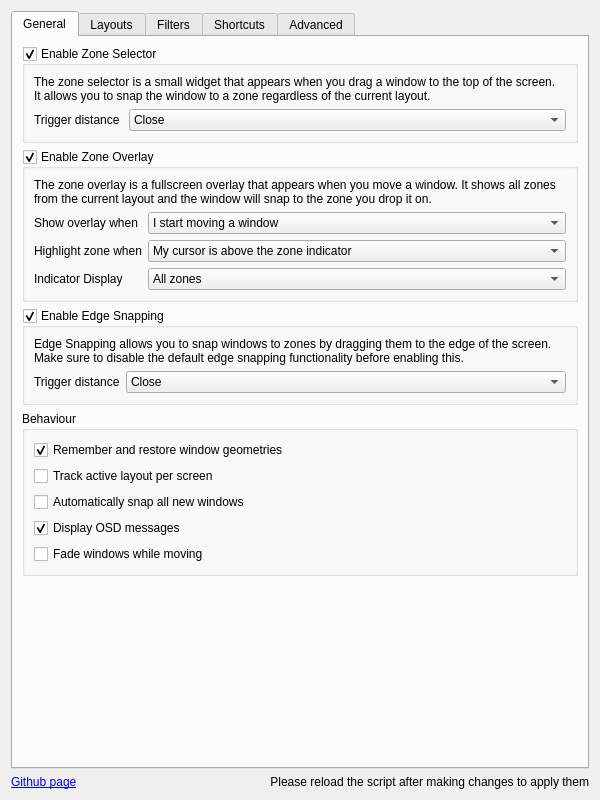
First picture: the form in src/contents/ui/config.ui, repository wilhuff/klodestone, before the edit.
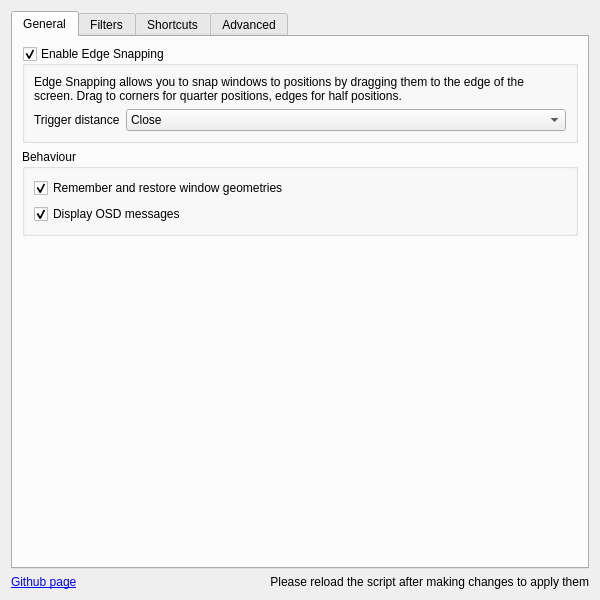
Second picture: the form after the edit. Icons and pictures are not drawn.

Commit message: Replace layout-based zones with fixed position shortcuts

```diff
--- a/src/contents/ui/config.ui
+++ b/src/contents/ui/config.ui
@@ -7,7 +7,7 @@
     <x>0</x>
     <y>0</y>
     <width>600</width>
-    <height>800</height>
+    <height>600</height>
    </rect>
   </property>
   <layout class="QVBoxLayout" name="verticalLayout">
@@ -25,183 +25,6 @@
        <string>General</string>
       </attribute>
       <layout class="QVBoxLayout" name="verticalLayout_4">
-       <item>
-        <widget class="QGroupBox" name="kcfg_enableZoneSelector">
-         <property name="title">
-          <string>Enable Zone Selector</string>
-         </property>
-         <property name="alignment">
-          <set>Qt::AlignLeading|Qt::AlignLeft|Qt::AlignTop</set>
-         </property>
-         <property name="checkable">
-          <bool>true</bool>
-         </property>
-         <layout class="QVBoxLayout" name="verticalLayout_14">
-          <item>
-           <widget class="QLabel" name="label_zoneSelectorExplanation">
-            <property name="text">
-             <string>The zone selector is a small widget that appears when you drag a window to the top of the screen. It allows you to snap the window to a zone regardless of the current layout.</string>
-            </property>
-            <property name="wordWrap">
-             <bool>true</bool>
-            </property>
-           </widget>
-          </item>
-          <item>
-           <layout class="QFormLayout" name="formLayout_zoneSelector">
-            <item row="0" column="1">
-             <widget class="QComboBox" name="kcfg_zoneSelectorTriggerDistance">
-              <property name="sizePolicy">
-               <sizepolicy hsizetype="Expanding" vsizetype="Fixed">
-                <horstretch>0</horstretch>
-                <verstretch>0</verstretch>
-               </sizepolicy>
-              </property>
-              <property name="currentText">
-               <string>Close</string>
-              </property>
-              <property name="currentIndex">
-               <number>0</number>
-              </property>
-              <item>
-               <property name="text">
-                <string>Close</string>
-               </property>
-              </item>
-              <item>
-               <property name="text">
-                <string>Medium</string>
-               </property>
-              </item>
-              <item>
-               <property name="text">
-                <string>Far</string>
-               </property>
-              </item>
-             </widget>
-            </item>
-            <item row="0" column="0">
-             <widget class="QLabel" name="label_zoneSelectorTriggerDistance">
-              <property name="text">
-               <string>Trigger distance </string>
-              </property>
-             </widget>
-            </item>
-           </layout>
-          </item>
-         </layout>
-        </widget>
-       </item>
-       <item>
-        <widget class="QGroupBox" name="kcfg_enableZoneOverlay">
-         <property name="title">
-          <string>Enable Zone Overlay</string>
-         </property>
-         <property name="checkable">
-          <bool>true</bool>
-         </property>
-         <property name="checked">
-          <bool>true</bool>
-         </property>
-         <layout class="QVBoxLayout" name="verticalLayout_13">
-          <item>
-           <widget class="QLabel" name="label_zoneOverlayExplanation">
-            <property name="text">
-             <string>The zone overlay is a fullscreen overlay that appears when you move a window. It shows all zones from the current layout and the window will snap to the zone you drop it on.</string>
-            </property>
-            <property name="wordWrap">
-             <bool>true</bool>
-            </property>
-           </widget>
-          </item>
-          <item>
-           <layout class="QFormLayout" name="formLayout_zoneOverlay">
-            <item row="0" column="0">
-             <widget class="QLabel" name="label_zoneOverlayShowWhen">
-              <property name="text">
-               <string>Show overlay when</string>
-              </property>
-             </widget>
-            </item>
-            <item row="0" column="1">
-             <widget class="QComboBox" name="kcfg_zoneOverlayShowWhen">
-              <property name="sizePolicy">
-               <sizepolicy hsizetype="Expanding" vsizetype="Fixed">
-                <horstretch>0</horstretch>
-                <verstretch>0</verstretch>
-               </sizepolicy>
-              </property>
-              <item>
-               <property name="text">
-                <string>I start moving a window</string>
-               </property>
-              </item>
-              <item>
-               <property name="text">
-                <string>I press the toggle overlay shortcut</string>
-               </property>
-              </item>
-             </widget>
-            </item>
-            <item row="1" column="0">
-             <widget class="QLabel" name="label_zoneOverlayHighlightTarget">
-              <property name="text">
-               <string>Highlight zone when</string>
-              </property>
-             </widget>
-            </item>
-            <item row="1" column="1">
-             <widget class="QComboBox" name="kcfg_zoneOverlayHighlightTarget">
-              <property name="sizePolicy">
-               <sizepolicy hsizetype="Expanding" vsizetype="Fixed">
-                <horstretch>0</horstretch>
-                <verstretch>0</verstretch>
-               </sizepolicy>
-              </property>
-              <item>
-               <property name="text">
-                <string>My cursor is above the zone indicator</string>
-               </property>
-              </item>
-              <item>
-               <property name="text">
-                <string>My cursor is anywhere in the zone</string>
-               </property>
-              </item>
-             </widget>
-            </item>
-            <item row="2" column="0">
-             <widget class="QLabel" name="label_zoneOverlayIndicatorDisplay">
-              <property name="text">
-               <string>Indicator Display</string>
-              </property>
-             </widget>
-            </item>
-            <item row="2" column="1">
-             <widget class="QComboBox" name="kcfg_zoneOverlayIndicatorDisplay">
-              <property name="sizePolicy">
-               <sizepolicy hsizetype="Expanding" vsizetype="Fixed">
-                <horstretch>0</horstretch>
-                <verstretch>0</verstretch>
-               </sizepolicy>
-              </property>
-              <item>
-               <property name="text">
-                <string>All zones</string>
-               </property>
-              </item>
-              <item>
-               <property name="text">
-                <string>Only target zone</string>
-               </property>
-              </item>
-             </widget>
-            </item>
-           </layout>
-          </item>
-         </layout>
-        </widget>
-       </item>
        <item>
         <widget class="QGroupBox" name="kcfg_enableEdgeSnapping">
          <property name="title">
@@ -217,7 +40,7 @@
           <item>
            <widget class="QLabel" name="label_edgeSnappingExplanation">
             <property name="text">
-             <string>Edge Snapping allows you to snap windows to zones by dragging them to the edge of the screen. Make sure to disable the default edge snapping functionality before enabling this.</string>
+             <string>Edge Snapping allows you to snap windows to positions by dragging them to the edge of the screen. Drag to corners for quarter positions, edges for half positions.</string>
             </property>
             <property name="wordWrap">
              <bool>true</bool>
@@ -285,20 +108,6 @@
             </property>
            </widget>
           </item>
-          <item>
-           <widget class="QCheckBox" name="kcfg_trackLayoutPerScreen">
-            <property name="text">
-             <string>Track active layout per screen</string>
-            </property>
-           </widget>
-          </item>
-          <item>
-           <widget class="QCheckBox" name="kcfg_autoSnapAllNew">
-            <property name="text">
-             <string>Automatically snap all new windows</string>
-            </property>
-           </widget>
-          </item>
           <item>
            <widget class="QCheckBox" name="kcfg_showOsdMessages">
             <property name="text">
@@ -309,13 +118,6 @@
             </property>
            </widget>
           </item>
-          <item>
-           <widget class="QCheckBox" name="kcfg_fadeWindowsWhileMoving">
-            <property name="text">
-             <string>Fade windows while moving</string>
-            </property>
-           </widget>
-          </item>
          </layout>
         </widget>
        </item>
@@ -333,92 +135,6 @@
         </spacer>
        </item>
       </layout>
-      <zorder>kcfg_enableEdgeSnapping</zorder>
-      <zorder>verticalSpacer_general</zorder>
-      <zorder>groupBox_snappingBehaviour</zorder>
-      <zorder>kcfg_enableZoneSelector</zorder>
-      <zorder>kcfg_enableZoneOverlay</zorder>
-     </widget>
-     <widget class="QWidget" name="tab_layouts">
-      <attribute name="icon">
-       <iconset theme="preferences-desktop-virtual">
-        <normaloff>../../../../../../../../.designer/backup</normaloff>../../../../../../../../.designer/backup</iconset>
-      </attribute>
-      <attribute name="title">
-       <string>Layouts</string>
-      </attribute>
-      <layout class="QVBoxLayout" name="verticalLayout_2">
-       <item>
-        <widget class="QGroupBox" name="groupBox_layouts">
-         <property name="title">
-          <string>Layouts</string>
-         </property>
-         <layout class="QVBoxLayout" name="verticalLayout_6">
-          <item>
-           <widget class="QPlainTextEdit" name="kcfg_layoutsJson">
-            <property name="plainText">
-             <string>[
-    {
-        &quot;name&quot;: &quot;Priority Grid&quot;,
-        &quot;padding&quot;: 0,
-        &quot;zones&quot;: [
-            {
-                &quot;x&quot;: 0,
-                &quot;y&quot;: 0,
-                &quot;height&quot;: 100,
-                &quot;width&quot;: 25
-            },
-            {
-                &quot;x&quot;: 25,
-                &quot;y&quot;: 0,
-                &quot;height&quot;: 100,
-                &quot;width&quot;: 50
-            },
-            {
-                &quot;x&quot;: 75,
-                &quot;y&quot;: 0,
-                &quot;height&quot;: 100,
-                &quot;width&quot;: 25
-            }
-        ]
-    },
-    {
-        &quot;name&quot;: &quot;Quadrant Grid&quot;,
-        &quot;zones&quot;: [
-            {
-                &quot;x&quot;: 0,
-                &quot;y&quot;: 0,
-                &quot;height&quot;: 50,
-                &quot;width&quot;: 50
-            },
-            {
-                &quot;x&quot;: 0,
-                &quot;y&quot;: 50,
-                &quot;height&quot;: 50,
-                &quot;width&quot;: 50
-            },
-            {
-                &quot;x&quot;: 50,
-                &quot;y&quot;: 50,
-                &quot;height&quot;: 50,
-                &quot;width&quot;: 50
-            },
-            {
-                &quot;x&quot;: 50,
-                &quot;y&quot;: 0,
-                &quot;height&quot;: 50,
-                &quot;width&quot;: 50
-            }
-        ]
-    }
-]</string>
-            </property>
-           </widget>
-          </item>
-         </layout>
-        </widget>
-       </item>
-      </layout>
      </widget>
      <widget class="QWidget" name="tab_filters">
       <attribute name="icon">
```
Left out of the diff: 38 changed lines with no effect on the pictures. The commit also changes 9 other files.
